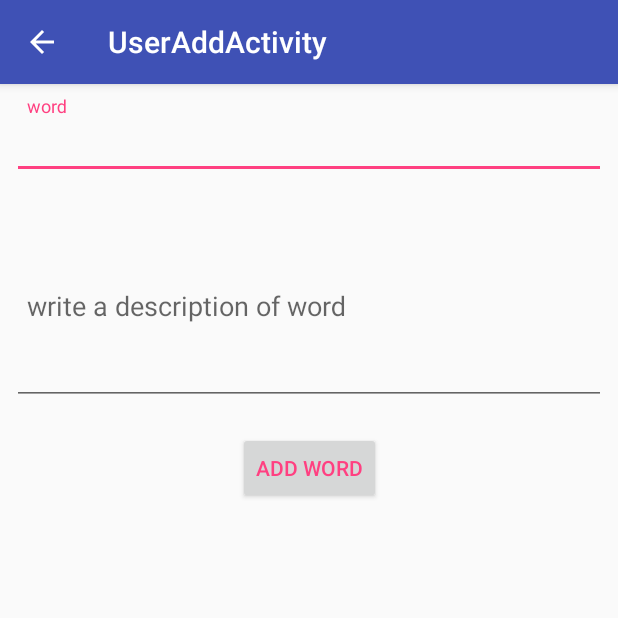
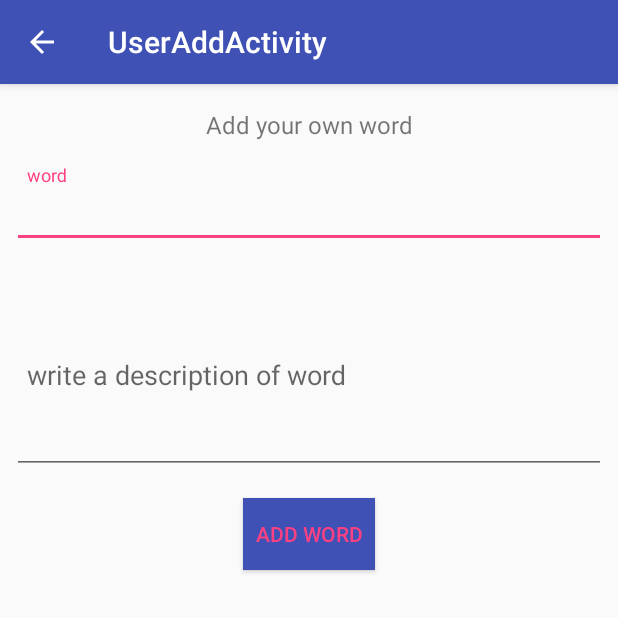
Before and after one commit to Iamsdt/SoilScience, an Android app: the UserAddActivity screen opened directly, with no data from a screen before it, on a phone screen of 412 x 824 dp, the top half of it. Run offline under Robolectric (Android 15) with nearby library versions, the phone set to English and light mode, and no system bars.

Commit message:
settings fixed

```diff
--- a/app/src/main/res/layout/content_user_add.xml
+++ b/app/src/main/res/layout/content_user_add.xml
@@ -8,16 +8,17 @@
     tools:context="com.blogspot.shudiptotrafder.soilscience.UserAddActivity"
     tools:showIn="@layout/activity_user_add">
 
+
     <android.support.design.widget.TextInputLayout
         android:id="@+id/addWordLayout"
         android:layout_width="0dp"
         android:layout_height="wrap_content"
         android:layout_marginEnd="@dimen/add_user_text_input_margin"
         android:layout_marginStart="@dimen/add_user_text_input_margin"
-        android:layout_marginTop="@dimen/add_user_text_input_margin"
         app:layout_constraintLeft_toLeftOf="parent"
         app:layout_constraintRight_toRightOf="parent"
-        app:layout_constraintTop_toTopOf="parent">
+        android:layout_marginTop="8dp"
+        app:layout_constraintTop_toBottomOf="@+id/textView2">
 
         <EditText
             android:id="@+id/addWordEt"
@@ -53,16 +54,29 @@
         android:id="@+id/submitBtn"
         android:layout_width="wrap_content"
         android:layout_height="wrap_content"
-        android:layout_marginEnd="8dp"
-        android:layout_marginLeft="8dp"
-        android:layout_marginRight="8dp"
-        android:layout_marginStart="8dp"
-        android:layout_marginTop="18dp"
+        android:layout_marginTop="16dp"
+        android:gravity="center"
         android:textColor="?attr/colorAccent"
         app:layout_constraintHorizontal_bias="0.5"
         app:layout_constraintLeft_toLeftOf="parent"
         app:layout_constraintRight_toRightOf="parent"
         app:layout_constraintTop_toBottomOf="@+id/addDesLayout"
-        android:text="@string/button" />
+        android:text="@string/button"
+        android:background="@color/colorPrimary"/>
+
+    <TextView
+        android:id="@+id/textView2"
+        android:layout_width="0dp"
+        android:layout_height="wrap_content"
+        android:text="@string/add_your_own_word"
+        android:gravity="center"
+        android:padding="8dp"
+        android:layout_marginLeft="8dp"
+        android:textSize="16sp"
+        app:layout_constraintLeft_toLeftOf="parent"
+        android:layout_marginRight="8dp"
+        app:layout_constraintRight_toRightOf="parent"
+        app:layout_constraintTop_toTopOf="parent"
+        android:layout_marginTop="8dp" />
 
 </android.support.constraint.ConstraintLayout>
--- /dev/null
+++ b/app/src/main/res/values-night/colors.xml
@@ -0,0 +1,10 @@
+<?xml version="1.0" encoding="utf-8"?>
+<resources>
+
+    <color name="colorPrimary">#2d3a83</color>
+    <color name="colorPrimaryDark">#101538</color>
+    <color name="colorAccent">#7c1f3e</color>
+
+    <color name="textColorPrimary">#d9d4d4</color>
+
+</resources>
--- a/app/src/main/res/values/colors.xml
+++ b/app/src/main/res/values/colors.xml
@@ -1,9 +1,9 @@
 <?xml version="1.0" encoding="utf-8"?>
 <resources>
+
     <color name="colorPrimary">#3F51B5</color>
     <color name="colorPrimaryDark">#303F9F</color>
     <color name="colorAccent">#FF4081</color>
 
-    <!-- fixme add night color -->
 
 </resources>
--- a/app/src/main/res/values/strings.xml
+++ b/app/src/main/res/values/strings.xml
@@ -64,8 +64,14 @@
     <string name="details_txt_label">Word:</string>
     <string name="title_activity_favourite">FavouriteActivity</string>
     <string name="title_activity_user_add">UserAddActivity</string>
+
+    <!-- hint oftion for add by user -->
     <string name="hintWord">word</string>
     <string name="hintdescription">write a description of word</string>
     <string name="button">Add word</string>
 
+    <string name="noWordAdd">you don\'t add any favourite word yet.
+        You can add your favourite word from word details. That\'s are listed here</string>
+    <string name="add_your_own_word">Add your own word</string>
+
 </resources>
--- a/app/src/main/res/values/styles.xml
+++ b/app/src/main/res/values/styles.xml
@@ -1,7 +1,7 @@
 <resources>
 
     <!-- Base application theme. -->
-    <style name="AppTheme" parent="Theme.AppCompat.Light.DarkActionBar">
+    <style name="AppTheme" parent="Theme.AppCompat.DayNight.DarkActionBar">
         <!-- Customize your theme here. -->
         <item name="colorPrimary">@color/colorPrimary</item>
         <item name="colorPrimaryDark">@color/colorPrimaryDark</item>
```
Also changed, not shown: app/src/main/java/com/blogspot/shudiptotrafder/soilscience/DetailsActivity.java (+17 -0 lines), app/src/main/java/com/blogspot/shudiptotrafder/soilscience/FavouriteActivity.java (+9 -3 lines), app/src/main/java/com/blogspot/shudiptotrafder/soilscience/MainActivity.java (+16 -15 lines), app/src/main/res/layout/content_favourite.xml (+11 -2 lines), app/src/main/res/layout/no_favourite.xml (added, +12 -0 lines).
